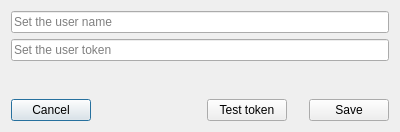
Before: the Qt Designer form src/git_server/ServerConfigDlg.ui in francescmm/GitQlient, drawn with Qt 5.
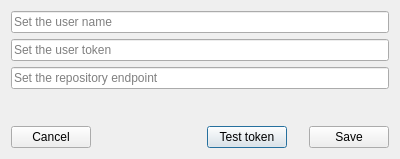
After: the same form once the commit is applied.

Commit message: Adding endpoint as fix for being too smart

What changed in the file:
```diff
--- a/src/git_server/ServerConfigDlg.ui
+++ b/src/git_server/ServerConfigDlg.ui
@@ -7,47 +7,13 @@
     <x>0</x>
     <y>0</y>
     <width>400</width>
-    <height>132</height>
+    <height>159</height>
    </rect>
   </property>
   <property name="windowTitle">
    <string>Server configuration</string>
   </property>
   <layout class="QGridLayout" name="gridLayout">
-   <item row="3" column="0">
-    <widget class="QPushButton" name="pbCancel">
-     <property name="text">
-      <string>Cancel</string>
-     </property>
-    </widget>
-   </item>
-   <item row="2" column="0" colspan="5">
-    <widget class="QLabel" name="lTestResult">
-     <property name="text">
-      <string/>
-     </property>
-    </widget>
-   </item>
-   <item row="3" column="4">
-    <widget class="QPushButton" name="pbAccept">
-     <property name="text">
-      <string>Save</string>
-     </property>
-    </widget>
-   </item>
-   <item row="3" column="1">
-    <spacer name="horizontalSpacer">
-     <property name="orientation">
-      <enum>Qt::Horizontal</enum>
-     </property>
-     <property name="sizeHint" stdset="0">
-      <size>
-       <width>207</width>
-       <height>20</height>
-      </size>
-     </property>
-    </spacer>
-   </item>
    <item row="1" column="0" colspan="5">
     <widget class="QLineEdit" name="leUserToken">
      <property name="echoMode">
@@ -58,21 +24,14 @@
      </property>
     </widget>
    </item>
-   <item row="0" column="0" colspan="5">
-    <widget class="QLineEdit" name="leUserName">
-     <property name="placeholderText">
-      <string>Set the user name</string>
-     </property>
-    </widget>
-   </item>
-   <item row="3" column="2">
+   <item row="4" column="2">
     <widget class="QPushButton" name="pbTest">
      <property name="text">
       <string>Test token</string>
      </property>
     </widget>
    </item>
-   <item row="3" column="3">
+   <item row="4" column="3">
     <spacer name="horizontalSpacer_2">
      <property name="orientation">
       <enum>Qt::Horizontal</enum>
@@ -88,6 +47,54 @@
      </property>
     </spacer>
    </item>
+   <item row="4" column="0">
+    <widget class="QPushButton" name="pbCancel">
+     <property name="text">
+      <string>Cancel</string>
+     </property>
+    </widget>
+   </item>
+   <item row="0" column="0" colspan="5">
+    <widget class="QLineEdit" name="leUserName">
+     <property name="placeholderText">
+      <string>Set the user name</string>
+     </property>
+    </widget>
+   </item>
+   <item row="3" column="0" colspan="5">
+    <widget class="QLabel" name="lTestResult">
+     <property name="text">
+      <string/>
+     </property>
+    </widget>
+   </item>
+   <item row="4" column="4">
+    <widget class="QPushButton" name="pbAccept">
+     <property name="text">
+      <string>Save</string>
+     </property>
+    </widget>
+   </item>
+   <item row="4" column="1">
+    <spacer name="horizontalSpacer">
+     <property name="orientation">
+      <enum>Qt::Horizontal</enum>
+     </property>
+     <property name="sizeHint" stdset="0">
+      <size>
+       <width>207</width>
+       <height>20</height>
+      </size>
+     </property>
+    </spacer>
+   </item>
+   <item row="2" column="0" colspan="5">
+    <widget class="QLineEdit" name="leEndPoint">
+     <property name="placeholderText">
+      <string>Set the repository endpoint</string>
+     </property>
+    </widget>
+   </item>
   </layout>
  </widget>
  <tabstops>
```
Left out of the diff: 2 changed lines with no effect on the pictures. The commit also changes 5 other files.
